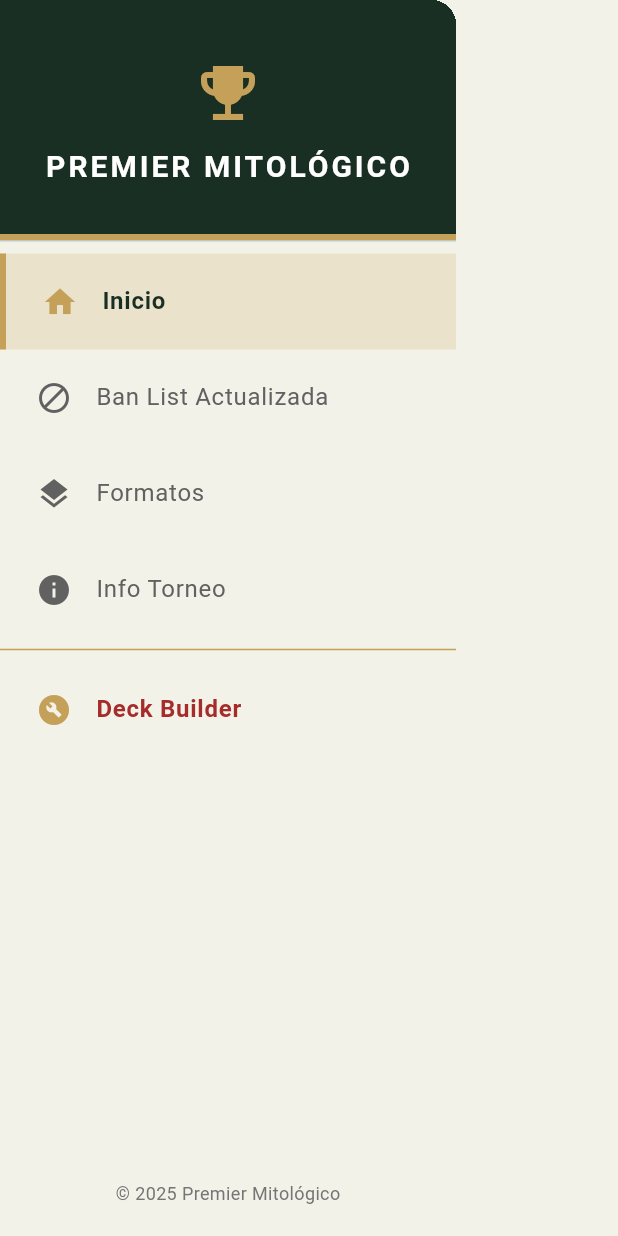
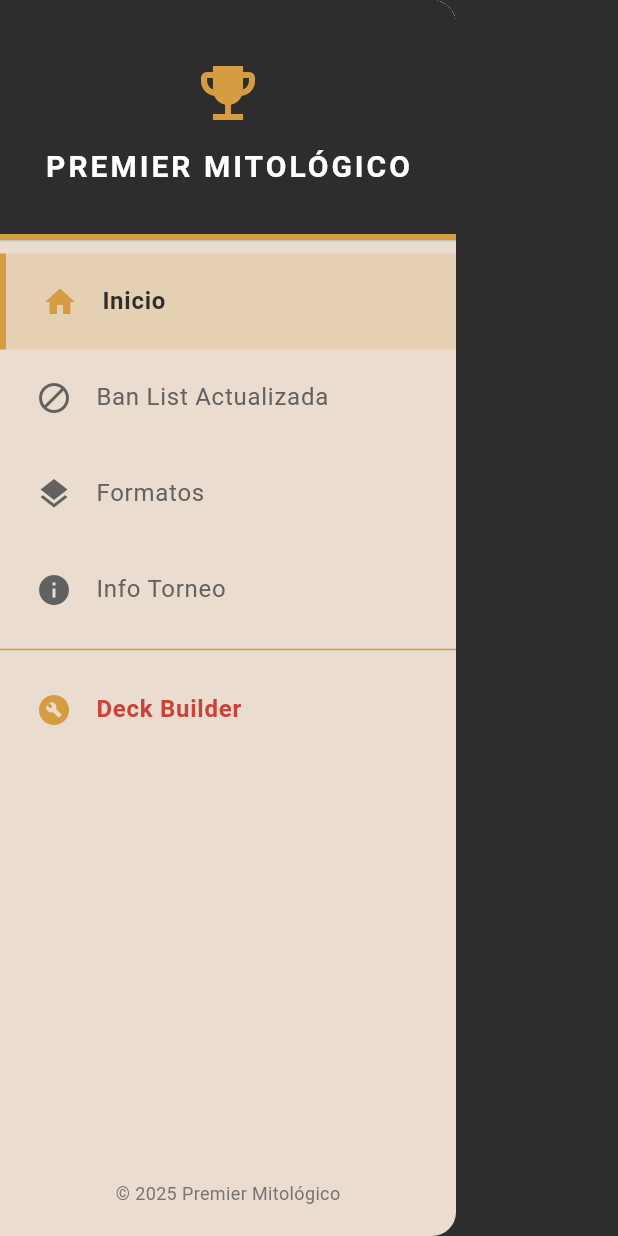
Before and after one commit to andreuvv/myl-tournament-web, a Flutter app: the AppDrawer widget shown alone on an empty page, opened directly with empty values, on a phone screen of 412 x 824 dp. Run offline on Flutter 3.47's test engine with Material 3 defaults, Android fonts, the phone set to English and light mode, and no system bars; missing offline and left inert: dart:html, dart:ui_web; Roboto replaces fonts that are missing (Georgia).

Commit message:
Update app colors, integrate Google Maps, and enhance UI components

```diff
--- a/lib/app_colors.dart
+++ b/lib/app_colors.dart
@@ -1,11 +1,11 @@
 import 'package:flutter/material.dart';
 
 class AppColors {
-  static const Color parchment = Color(0xFFF3F2E8); // Beige fondo
-  static const Color parchmentDark = Color(0xFFE6E5D0); // Beige oscuro
-  static const Color forestDark = Color(0xFF1A2F23); // Verde muy oscuro
-  static const Color forestLight = Color(0xFF2D4A3E); // Verde medio
-  static const Color gold = Color(0xFFC5A059); // Dorado detalles
-  static const Color crimson = Color(0xFFA62B2B); // Rojo acción
-  static const Color textMain = Color(0xFF1A2F23);
+  static const Color coalGrey = Color.fromARGB(255, 45, 45, 45);
+  static const Color white = Color.fromARGB(255, 255, 255, 255);
+  static const Color sageGreen = Color.fromARGB(255, 126, 164, 112);
+  static const Color petrolBlue = Color.fromARGB(255, 75, 139, 163);
+  static const Color ocher = Color.fromARGB(255, 214, 156, 65);
+  static const Color brickRed = Color.fromARGB(255, 201, 67, 56);
+  static const Color beige = Color.fromARGB(255, 234, 221, 207);
 }
--- a/lib/controllers/main_controller.dart
+++ b/lib/controllers/main_controller.dart
@@ -50,7 +50,7 @@
         title: Row(
           mainAxisSize: MainAxisSize.min,
           children: const [
-            Icon(Icons.shield, color: AppColors.gold),
+            Icon(Icons.shield, color: AppColors.coalGrey),
             SizedBox(width: 10),
             Text(
               "Premier Mitológico",
@@ -58,7 +58,6 @@
             ),
           ],
         ),
-        // El botón hamburguesa se genera automáticamente por el Drawer
       ),
       drawer: AppDrawer(
         selectedOption: _selectedOption,
--- a/lib/models/tournament_data_model.dart
+++ b/lib/models/tournament_data_model.dart
@@ -4,6 +4,8 @@
   final DateTime date;
   final String locationName;
   final String address;
+  final double latitude;
+  final double longitude;
 
   TournamentData({
     required this.title,
@@ -11,5 +13,7 @@
     required this.date,
     required this.locationName,
     required this.address,
+    required this.latitude,
+    required this.longitude,
   });
 }
--- a/lib/static/mock_data.dart
+++ b/lib/static/mock_data.dart
@@ -8,6 +8,8 @@
   date: DateTime(2025, 12, 13, 18, 0), // 13 Dic 2025, 18:00 PM
   locationName: "Hogar de los Karens",
   address: "Las Tórtolas 3273, Macul, Santiago",
+  latitude: -33.499491684979965,
+  longitude: -70.59950668241702,
 );
 
 enum MenuOption { home, banList, formats, info, deckBuilder }
--- a/lib/widgets/app_drawer_widget.dart
+++ b/lib/widgets/app_drawer_widget.dart
@@ -15,21 +15,21 @@
   @override
   Widget build(BuildContext context) {
     return Drawer(
-      backgroundColor: AppColors.parchment,
+      backgroundColor: AppColors.beige,
       child: Column(
         children: [
           DrawerHeader(
             decoration: const BoxDecoration(
-              color: AppColors.forestDark,
+              color: AppColors.coalGrey,
               border: Border(
-                bottom: BorderSide(color: AppColors.gold, width: 4),
+                bottom: BorderSide(color: AppColors.ocher, width: 4),
               ),
             ),
             child: Center(
               child: Column(
                 mainAxisAlignment: MainAxisAlignment.center,
                 children: const [
-                  Icon(Icons.emoji_events, size: 48, color: AppColors.gold),
+                  Icon(Icons.emoji_events, size: 48, color: AppColors.ocher),
                   SizedBox(height: 10),
                   Text(
                     "PREMIER MITOLÓGICO",
@@ -72,7 +72,7 @@
                   isSelected: selectedOption == MenuOption.info,
                   onTap: () => onSelect(MenuOption.info),
                 ),
-                const Divider(color: AppColors.gold),
+                const Divider(color: AppColors.ocher),
                 _MenuTile(
                   icon: Icons.build_circle,
                   title: "Deck Builder",
@@ -114,30 +114,29 @@
   @override
   Widget build(BuildContext context) {
     final color = isHighlight
-        ? AppColors.crimson
-        : (isSelected ? AppColors.forestDark : Colors.grey[700]);
+        ? AppColors.brickRed
+        : (isSelected ? AppColors.coalGrey : Colors.grey[700]);
 
     return ListTile(
       leading: Icon(
         icon,
-        color: isSelected || isHighlight ? AppColors.gold : color,
+        color: isSelected || isHighlight ? AppColors.ocher : color,
       ),
       title: Text(
         title,
         style: TextStyle(
           color: color,
-          fontWeight: isSelected || isHighlight
-              ? FontWeight.bold
-              : FontWeight.normal,
+          fontWeight:
+              isSelected || isHighlight ? FontWeight.bold : FontWeight.normal,
           fontSize: 16,
         ),
       ),
       selected: isSelected,
-      selectedTileColor: AppColors.gold.withValues(alpha: 0.2),
+      selectedTileColor: AppColors.ocher.withValues(alpha: 0.2),
       onTap: onTap,
       contentPadding: const EdgeInsets.symmetric(horizontal: 24, vertical: 4),
       shape: isSelected
-          ? const Border(left: BorderSide(color: AppColors.gold, width: 4))
+          ? const Border(left: BorderSide(color: AppColors.ocher, width: 4))
           : null,
     );
   }
--- a/lib/widgets/countdown_card_widget.dart
+++ b/lib/widgets/countdown_card_widget.dart
@@ -45,9 +45,9 @@
     return Container(
       padding: const EdgeInsets.all(24),
       decoration: BoxDecoration(
-        color: AppColors.parchment,
+        color: AppColors.beige,
         borderRadius: BorderRadius.circular(16),
-        border: Border.all(color: AppColors.gold, width: 2),
+        border: Border.all(color: AppColors.ocher, width: 2),
         boxShadow: [
           BoxShadow(
             color: Colors.black.withValues(alpha: 0.1),
@@ -61,19 +61,19 @@
           Row(
             mainAxisAlignment: MainAxisAlignment.center,
             children: const [
-              Icon(Icons.timer, color: AppColors.crimson),
+              Icon(Icons.timer, color: AppColors.brickRed),
               SizedBox(width: 8),
               Text(
                 "TIEMPO RESTANTE",
                 style: TextStyle(
                   fontWeight: FontWeight.bold,
-                  color: AppColors.forestDark,
+                  color: AppColors.coalGrey,
                   letterSpacing: 1,
                 ),
               ),
             ],
           ),
-          const Divider(color: AppColors.gold),
+          const Divider(color: AppColors.ocher),
           const SizedBox(height: 20),
           Row(
             mainAxisAlignment: MainAxisAlignment.spaceAround,
@@ -92,20 +92,20 @@
           Container(
             padding: const EdgeInsets.all(10),
             decoration: BoxDecoration(
-              color: AppColors.parchmentDark,
+              color: AppColors.beige,
               borderRadius: BorderRadius.circular(8),
             ),
             child: Column(
               children: const [
                 Text(
                   "Fecha de Inicio",
-                  style: TextStyle(fontSize: 12, color: AppColors.forestLight),
+                  style: TextStyle(fontSize: 12, color: AppColors.coalGrey),
                 ),
                 Text(
                   "13 Diciembre, 2025 - 18:00 hrs",
                   style: TextStyle(
                     fontWeight: FontWeight.bold,
-                    color: AppColors.crimson,
+                    color: AppColors.petrolBlue,
                   ),
                 ),
               ],
@@ -137,16 +137,16 @@
           height: 60,
           alignment: Alignment.center,
           decoration: BoxDecoration(
-            color: AppColors.forestDark,
+            color: AppColors.coalGrey,
             borderRadius: BorderRadius.circular(8),
             border: isAccent
-                ? Border.all(color: AppColors.crimson, width: 2)
-                : Border.all(color: AppColors.gold),
+                ? Border.all(color: AppColors.brickRed, width: 2)
+                : Border.all(color: AppColors.ocher),
           ),
           child: Text(
             value.toString().padLeft(2, '0'),
             style: TextStyle(
-              color: isAccent ? AppColors.gold : Colors.white,
+              color: isAccent ? AppColors.ocher : Colors.white,
               fontSize: 24,
               fontWeight: FontWeight.bold,
             ),
--- a/pubspec.yaml
+++ b/pubspec.yaml
@@ -34,6 +34,9 @@
   # The following adds the Cupertino Icons font to your application.
   # Use with the CupertinoIcons class for iOS style icons.
   cupertino_icons: ^1.0.8
+  google_maps_flutter: ^2.9.0
+  google_maps_flutter_web: ^0.5.10
+  url_launcher: ^6.3.1
 
 dev_dependencies:
   flutter_test:
```
Also changed, not shown: lib/config/api_keys.dart (added, +9 -0 lines), lib/tcg_app.dart (+9 -9 lines), lib/views/home_view_page.dart (+33 -19 lines), lib/widgets/map_card_widget.dart (+69 -33 lines), lib/widgets/placeholder_widget.dart (+6 -2 lines), pubspec.lock, 6 other files.
